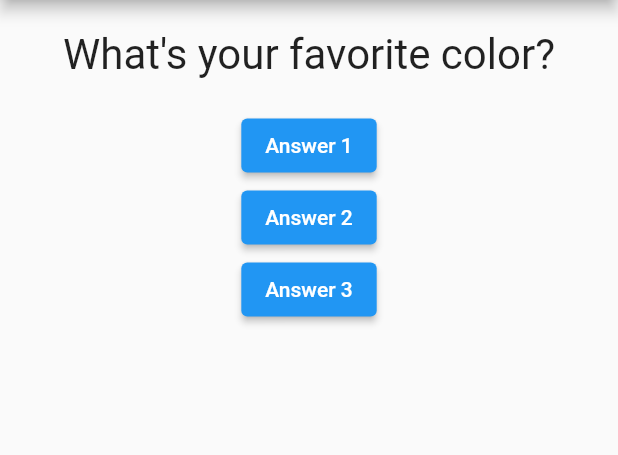
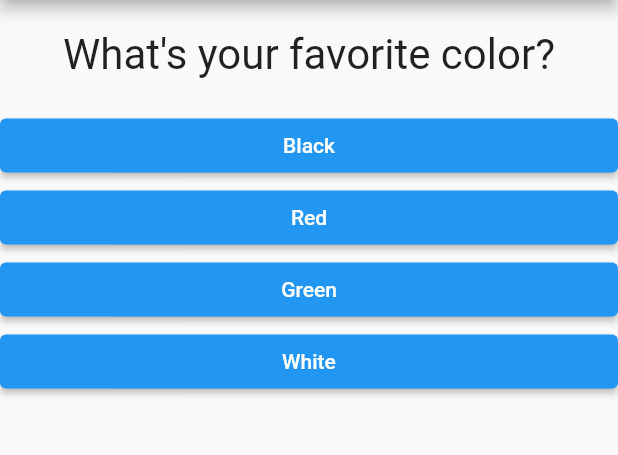
Before and after one commit to fellipefreiire/maximiliam-flutter, a Flutter app: the screen it shows after launch, on a phone screen of 412 x 824 dp, the part 84-539 px from its top. Run offline on Flutter 3.47's test engine with Material 2 defaults, Android fonts, the phone set to English and light mode, and no system bars.

Commit message:
class done

```diff
--- /dev/null
+++ b/flutter_complete_guide/lib/answer.dart
@@ -0,0 +1,24 @@
+import 'package:flutter/material.dart';
+
+class Answer extends StatelessWidget {
+  const Answer(
+      {Key? key, required this.selectHandler, required this.answerText})
+      : super(key: key);
+
+  final VoidCallback selectHandler;
+  final String answerText;
+
+  @override
+  Widget build(BuildContext context) {
+    return Container(
+      width: double.infinity,
+      child: ElevatedButton(
+        onPressed: selectHandler,
+        child: Text(answerText),
+        style: ButtonStyle(
+          backgroundColor: MaterialStateProperty.all<Color>(Colors.blue),
+        ),
+      ),
+    );
+  }
+}
--- a/flutter_complete_guide/lib/main.dart
+++ b/flutter_complete_guide/lib/main.dart
@@ -1,5 +1,8 @@
 import 'package:flutter/material.dart';
+import 'package:flutter_complete_guide/answer.dart';
 import 'package:flutter_complete_guide/question.dart';
+import 'package:flutter_complete_guide/quiz.dart';
+import 'package:flutter_complete_guide/result.dart';
 
 void main() {
   runApp(MyApp());
@@ -13,7 +16,41 @@ class MyApp extends StatefulWidget {
 class _MyAppState extends State<MyApp> {
   int _questionIndex = 0;
 
-  void answerQuestion() {
+  final List<Map<String, Object>> _questions = [
+    {
+      'questionText': 'What\'s your favorite color?',
+      'answers': [
+        'Black',
+        'Red',
+        'Green',
+        'White',
+      ],
+    },
+    {
+      'questionText': 'What\'s your favorite animal?',
+      'answers': [
+        'Rabbit',
+        'Snake',
+        'Elephant',
+        'Lion',
+      ],
+    },
+    {
+      'questionText': 'Who\'s your favorite instructor?',
+      'answers': [
+        'Max',
+        'Max',
+        'Max',
+        'Max',
+      ],
+    },
+  ];
+
+  void _answerQuestion() {
+    if (_questionIndex < _questions.length) {
+      print('We have more questions');
+    }
+
     setState(() {
       _questionIndex++;
     });
@@ -22,37 +59,18 @@ class _MyAppState extends State<MyApp> {
 
   @override
   Widget build(BuildContext context) {
-    List<String> questions = [
-      'What\'s your favorite color?',
-      'What\'s your favorite animal?',
-    ];
-
     return MaterialApp(
       home: Scaffold(
         appBar: AppBar(
           title: Text('My first app'),
         ),
-        body: Column(
-          children: <Widget>[
-            Question(questionText: questions[_questionIndex]),
-            ElevatedButton(
-              onPressed: answerQuestion,
-              child: Text('Answer 1'),
-            ),
-            ElevatedButton(
-              onPressed: () {
-                print('Answer 2');
-              },
-              child: Text('Answer 2'),
-            ),
-            ElevatedButton(
-              onPressed: () {
-                print('Answer 2');
-              },
-              child: Text('Answer 3'),
-            ),
-          ],
-        ),
+        body: _questionIndex < _questions.length
+            ? Quiz(
+                answerQuestion: _answerQuestion,
+                questionIndex: _questionIndex,
+                questions: _questions,
+              )
+            : Result(),
       ),
     );
   }
--- /dev/null
+++ b/flutter_complete_guide/lib/quiz.dart
@@ -0,0 +1,34 @@
+import 'package:flutter/material.dart';
+import 'package:flutter_complete_guide/answer.dart';
+import 'package:flutter_complete_guide/question.dart';
+
+class Quiz extends StatelessWidget {
+  const Quiz({
+    Key? key,
+    required this.questions,
+    required this.answerQuestion,
+    required this.questionIndex,
+  }) : super(key: key);
+
+  final List<Map<String, Object>> questions;
+  final VoidCallback answerQuestion;
+  final int questionIndex;
+
+  @override
+  Widget build(BuildContext context) {
+    return Column(
+      children: <Widget>[
+        Question(
+            questionText: questions[questionIndex]['questionText'] as String),
+        ...(questions[questionIndex]['answers'] as List<String>).map(
+          (answer) {
+            return Answer(
+              answerText: answer,
+              selectHandler: answerQuestion,
+            );
+          },
+        ).toList(),
+      ],
+    );
+  }
+}
--- /dev/null
+++ b/flutter_complete_guide/lib/result.dart
@@ -0,0 +1,12 @@
+import 'package:flutter/material.dart';
+
+class Result extends StatelessWidget {
+  const Result({Key? key}) : super(key: key);
+
+  @override
+  Widget build(BuildContext context) {
+    return Center(
+      child: Text('You did it!'),
+    );
+  }
+}
```
